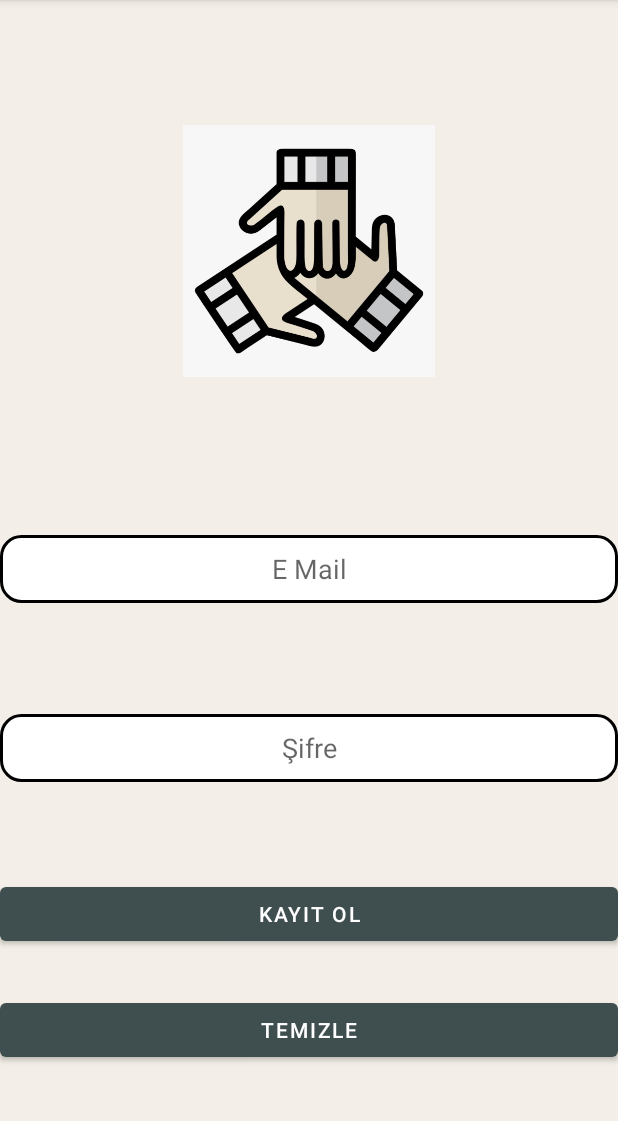
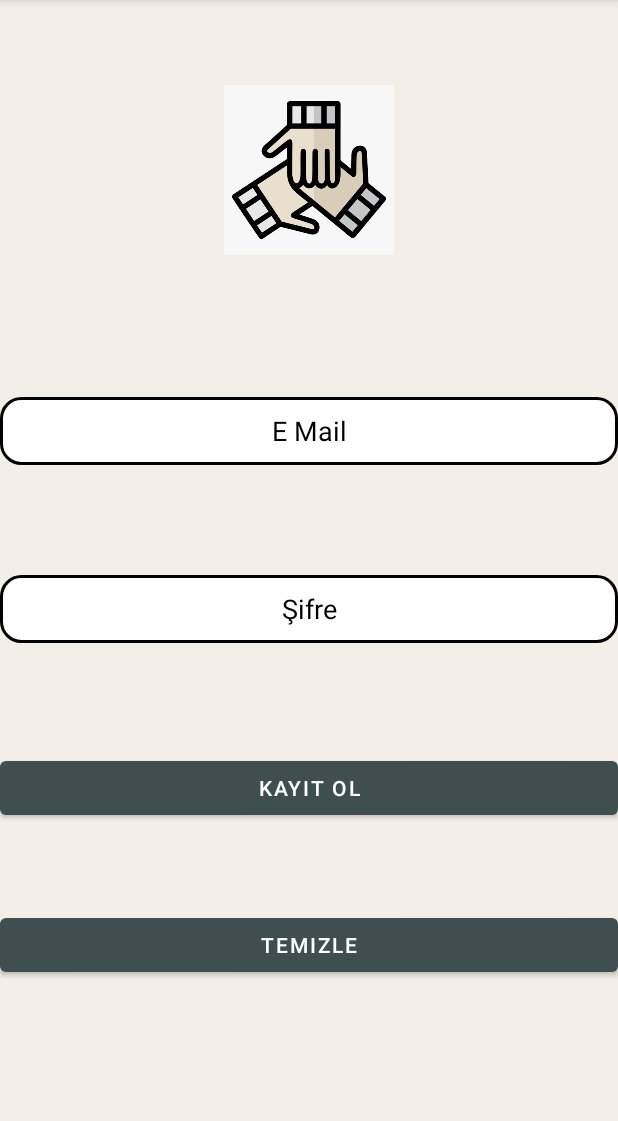
Before and after one commit to afetProje/Android-App, an Android app: the RegisterActivity screen opened directly, with no data from a screen before it, on a phone screen of 412 x 824 dp, the part 84-1205 px from its top. Run offline under Robolectric (Android 15) with nearby library versions, the phone set to English and light mode, and no system bars; our stand-ins replace Firebase (no records; nobody signed in at launch, a user with empty details on screens opened directly); libraries missing offline, so code that uses them is left out: org.mindrot.jbcrypt.

Commit message:
Final Commit

```diff
--- a/AfetProje/app/src/main/java/com/zafer/afetproje/MainActivity2.kt
+++ b/AfetProje/app/src/main/java/com/zafer/afetproje/MainActivity2.kt
@@ -5,6 +5,7 @@ import android.graphics.Color
 import androidx.appcompat.app.AppCompatActivity
 import android.os.Bundle
 import android.widget.Toast
+import androidx.constraintlayout.widget.ConstraintLayout
 import com.zafer.afetproje.databinding.ActivityMain2Binding
 import com.zafer.afetproje.databinding.ActivityMain3Binding
 import com.zafer.afetproje.databinding.ActivityRegisterBinding
@@ -23,6 +24,8 @@ class MainActivity2 : AppCompatActivity() {
         try {
 
             val sinifNesne = Fonksiyonlar(ActivityRegisterBinding.inflate(layoutInflater))
+            val myLayout: ConstraintLayout = findViewById(R.id.MyLayout5)
+            myLayout.setBackgroundColor(Color.parseColor("#F3EFE8"))
 
             val btn = binding.YardimEtButton
             val btn2 = binding.YardimAlButton
--- a/AfetProje/app/src/main/java/com/zafer/afetproje/MainActivity3.kt
+++ b/AfetProje/app/src/main/java/com/zafer/afetproje/MainActivity3.kt
@@ -31,7 +31,7 @@ class MainActivity3 : AppCompatActivity() {
             val tel = binding.KullTelText                   // Arayüzdeki bileşenler id'leri üzerinden değişkenlere atandı.
             val btn = binding.YardimButton
             val sinifNesne = Fonksiyonlar(ActivityRegisterBinding.inflate(layoutInflater))   // Sınıftan nesne türetildi.
-            val myLayout : ConstraintLayout = findViewById(R.id.MyLayout3)
+            val myLayout : ConstraintLayout = findViewById(R.id.MyLayout5)
 
             sinifNesne.Renklendir(btn,myLayout,ad,tel)
 
--- a/AfetProje/app/src/main/java/com/zafer/afetproje/YardimlariListele.kt
+++ b/AfetProje/app/src/main/java/com/zafer/afetproje/YardimlariListele.kt
@@ -1,8 +1,10 @@
 package com.zafer.afetproje
 
+import android.graphics.Color
 import androidx.appcompat.app.AppCompatActivity
 import android.os.Bundle
 import android.widget.Toast
+import androidx.constraintlayout.widget.ConstraintLayout
 import com.google.firebase.firestore.FirebaseFirestore
 import com.google.firebase.firestore.QuerySnapshot
 import com.zafer.afetproje.databinding.ActivityYardimlariListeleBinding
@@ -18,6 +20,9 @@ class YardimlariListele : AppCompatActivity() {
         setContentView(view)
 
         try {
+
+            val myLayout: ConstraintLayout = findViewById(R.id.MyLayout6)
+            myLayout.setBackgroundColor(Color.parseColor("#F3EFE8"))
 
             val firestore: FirebaseFirestore = FirebaseFirestore.getInstance()
                 val collectionRef = firestore.collection("helps").document("ongoing_need").collection("helps")
--- a/AfetProje/app/src/main/res/layout/activity_main.xml
+++ b/AfetProje/app/src/main/res/layout/activity_main.xml
@@ -39,8 +39,8 @@
 
     <TextView
         android:id="@+id/KayitText"
-        android:layout_width="0dp"
-        android:layout_height="0dp"
+        android:layout_width="394dp"
+        android:layout_height="30dp"
         android:layout_marginStart="4dp"
         android:layout_marginEnd="4dp"
         android:layout_marginBottom="28dp"
@@ -59,6 +59,7 @@
         android:layout_height="wrap_content"
         android:layout_marginBottom="106dp"
         android:text="Giriş Yap"
+        android:textColor="#FFFFFF"
         app:layout_constraintBottom_toBottomOf="parent"
         app:layout_constraintEnd_toEndOf="parent"
         app:layout_constraintStart_toStartOf="parent"
--- a/AfetProje/app/src/main/res/layout/activity_main2.xml
+++ b/AfetProje/app/src/main/res/layout/activity_main2.xml
@@ -2,6 +2,7 @@
 <androidx.constraintlayout.widget.ConstraintLayout xmlns:android="http://schemas.android.com/apk/res/android"
     xmlns:app="http://schemas.android.com/apk/res-auto"
     xmlns:tools="http://schemas.android.com/tools"
+    android:id="@+id/MyLayout5"
     android:layout_width="match_parent"
     android:layout_height="match_parent"
     tools:context=".MainActivity2">
--- a/AfetProje/app/src/main/res/layout/activity_main3.xml
+++ b/AfetProje/app/src/main/res/layout/activity_main3.xml
@@ -2,7 +2,7 @@
 <androidx.constraintlayout.widget.ConstraintLayout xmlns:android="http://schemas.android.com/apk/res/android"
     xmlns:app="http://schemas.android.com/apk/res-auto"
     xmlns:tools="http://schemas.android.com/tools"
-    android:id="@+id/MyLayout3"
+    android:id="@+id/MyLayout5"
     android:layout_width="match_parent"
     android:layout_height="match_parent"
     tools:context=".MainActivity3">
@@ -75,6 +75,7 @@
         android:layout_height="wrap_content"
         android:layout_marginBottom="39dp"
         android:text="Yardım Et"
+        android:textColor="#FFFFFF"
         app:layout_constraintBottom_toBottomOf="parent"
         app:layout_constraintEnd_toEndOf="parent"
         app:layout_constraintStart_toStartOf="parent"
--- a/AfetProje/app/src/main/res/layout/activity_main4.xml
+++ b/AfetProje/app/src/main/res/layout/activity_main4.xml
@@ -139,6 +139,7 @@
         android:layout_height="wrap_content"
         android:layout_marginBottom="20dp"
         android:text="Yardım Al"
+        android:textColor="#FFFFFF"
         app:layout_constraintBottom_toBottomOf="parent"
         app:layout_constraintEnd_toEndOf="parent"
         app:layout_constraintStart_toStartOf="parent"
--- a/AfetProje/app/src/main/res/layout/activity_register.xml
+++ b/AfetProje/app/src/main/res/layout/activity_register.xml
@@ -11,11 +11,13 @@
         android:id="@+id/MailText"
         android:layout_width="0dp"
         android:layout_height="wrap_content"
-        android:layout_marginBottom="74dp"
+        android:layout_marginBottom="16dp"
         android:ems="10"
         android:hint="E Mail"
         android:inputType="textEmailAddress"
         android:textAlignment="center"
+        android:textColor="#000000"
+        android:textColorHint="#000000"
         app:layout_constraintBottom_toTopOf="@+id/SifreText"
         app:layout_constraintEnd_toEndOf="parent"
         app:layout_constraintStart_toStartOf="parent"
@@ -25,11 +27,13 @@
         android:id="@+id/SifreText"
         android:layout_width="0dp"
         android:layout_height="wrap_content"
-        android:layout_marginBottom="64dp"
+        android:layout_marginBottom="16dp"
         android:ems="10"
         android:hint="Şifre"
         android:inputType="textPassword"
         android:textAlignment="center"
+        android:textColor="#000000"
+        android:textColorHint="#000000"
         app:layout_constraintBottom_toTopOf="@+id/KayitButton"
         app:layout_constraintEnd_toEndOf="parent"
         app:layout_constraintStart_toStartOf="parent"
@@ -39,9 +43,10 @@
         android:id="@+id/KayitButton"
         android:layout_width="0dp"
         android:layout_height="wrap_content"
-        android:layout_marginBottom="29dp"
         android:onClick="KayitOl"
         android:text="Kayıt Ol"
+        android:textColor="#FFFFFF"
+        android:textColorHint="#000000"
         app:layout_constraintBottom_toTopOf="@+id/TemizleButton"
         app:layout_constraintEnd_toEndOf="parent"
         app:layout_constraintStart_toStartOf="parent"
@@ -54,6 +59,7 @@
         android:layout_marginBottom="57dp"
         android:onClick="FormTemizle"
         android:text="Temizle"
+        android:textColor="#FFFFFF"
         app:layout_constraintBottom_toBottomOf="parent"
         app:layout_constraintEnd_toEndOf="parent"
         app:layout_constraintStart_toStartOf="parent"
@@ -62,8 +68,7 @@
     <ImageView
         android:id="@+id/imageView2"
         android:layout_width="168dp"
-        android:layout_height="0dp"
-        android:layout_marginTop="16dp"
+        android:layout_height="113dp"
         android:layout_marginBottom="38dp"
         app:layout_constraintBottom_toTopOf="@+id/MailText"
         app:layout_constraintEnd_toEndOf="parent"
--- a/AfetProje/app/src/main/res/layout/activity_yardimlari_listele.xml
+++ b/AfetProje/app/src/main/res/layout/activity_yardimlari_listele.xml
@@ -2,6 +2,7 @@
 <androidx.constraintlayout.widget.ConstraintLayout xmlns:android="http://schemas.android.com/apk/res/android"
     xmlns:app="http://schemas.android.com/apk/res-auto"
     xmlns:tools="http://schemas.android.com/tools"
+    android:id="@+id/MyLayout6"
     android:layout_width="match_parent"
     android:layout_height="match_parent"
     tools:context=".YardimlariListele">
@@ -10,7 +11,9 @@
         android:id="@+id/UrunText"
         android:layout_width="match_parent"
         android:layout_height="match_parent"
+        android:layout_marginTop="16dp"
         android:textAlignment="center"
+        android:textColor="#000000"
         android:textSize="16sp"
         app:layout_constraintBottom_toBottomOf="parent"
         app:layout_constraintEnd_toEndOf="parent"
```
